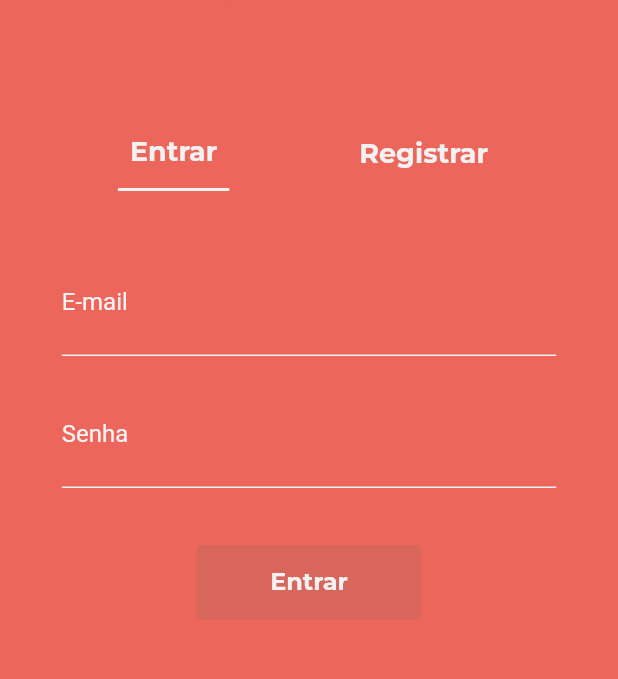
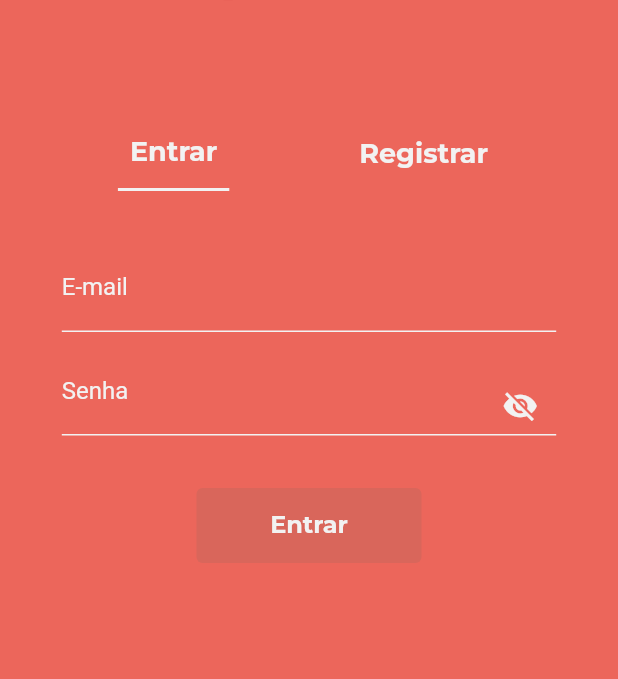
Before and after one commit to HicaroD/Pomo, a Flutter app: the screen it shows after launch, on a phone screen of 412 x 824 dp, the part 193-872 px from its top. Run offline on Flutter 3.47's test engine with Material 2 defaults, Android fonts, the phone set to English and light mode, and no system bars; our stand-ins replace flutter_modular, flutter_svg, google_fonts.

Commit message:
feat(#6): adding button for toogling password visibility

```diff
--- a/lib/src/presenter/pages/Sign/components/sign_page_form.dart
+++ b/lib/src/presenter/pages/Sign/components/sign_page_form.dart
@@ -1,5 +1,6 @@
 import 'package:flutter/material.dart';
 
+import '../../../widgets/FormField/field_type.dart';
 import '../../../widgets/Buttons/primary_button.dart';
 import '../../../widgets/FormManager/form_field_content.dart';
 import '../../../widgets/FormManager/form_manager.dart';
@@ -25,10 +26,12 @@ class _SignPageFormState extends State<SignPageForm> {
       "email": FormFieldContent(
         labelText: "E-mail",
         hintText: "Entre com seu e-mail",
+        fieldType: FieldType.email,
       ),
       "password": FormFieldContent(
         labelText: "Senha",
         hintText: "Digite sua senha",
+        fieldType: FieldType.password,
       ),
     },
   );
@@ -47,10 +50,12 @@ class _SignPageFormState extends State<SignPageForm> {
       "email": FormFieldContent(
         labelText: "E-mail",
         hintText: "Entre com seu e-mail",
+        fieldType: FieldType.email,
       ),
       "password": FormFieldContent(
         labelText: "Senha",
         hintText: "Digite sua senha",
+        fieldType: FieldType.password,
       ),
     },
   );
--- a/lib/src/presenter/widgets/FormField/custom_form_field.dart
+++ b/lib/src/presenter/widgets/FormField/custom_form_field.dart
@@ -1,7 +1,7 @@
 import 'package:flutter/material.dart';
 import 'package:google_fonts/google_fonts.dart';
-import 'package:pomo_app/src/utils/colors.dart';
 
+import '../../../utils/colors.dart';
 import 'field_type.dart';
 
 class CustomFormField extends StatefulWidget {
@@ -17,7 +17,7 @@ class CustomFormField extends StatefulWidget {
     required this.controller,
     required this.labelText,
     required this.hintText,
-    this.fieldType = FieldType.generic,
+    required this.fieldType,
     this.textColor,
     this.borderColor,
   }) : super(key: key);
@@ -34,7 +34,7 @@ class _CustomFormFieldState extends State<CustomFormField> {
   String get hintText => widget.hintText;
   FieldType get fieldType => widget.fieldType;
 
-  bool isPasswordInvisible = true;
+  bool _isPasswordInvisible = true;
 
   @override
   void initState() {
@@ -47,10 +47,10 @@ class _CustomFormFieldState extends State<CustomFormField> {
   @override
   Widget build(BuildContext context) {
     return Padding(
-      padding: const EdgeInsets.symmetric(vertical: 8),
+      padding: const EdgeInsets.symmetric(vertical: 5),
       child: TextFormField(
         controller: controller,
-        obscureText: (fieldType == FieldType.password) && isPasswordInvisible,
+        obscureText: _isPasswordField() && _isPasswordInvisible,
         autovalidateMode: AutovalidateMode.onUserInteraction,
         style: TextStyle(color: textColor ?? PomoColors.PRIMARY_WHITE),
         decoration: InputDecoration(
@@ -58,34 +58,68 @@ class _CustomFormFieldState extends State<CustomFormField> {
           hintText: hintText,
           hintStyle: const TextStyle(
             color: PomoColors.PRIMARY_GREY,
-            height: 2,
+            height: 1,
           ),
           labelStyle: const TextStyle(
             color: PomoColors.PRIMARY_WHITE,
           ),
           errorStyle: GoogleFonts.roboto(
-            textStyle: const TextStyle(color: PomoColors.PRIMARY_WHITE),
+            textStyle: const TextStyle(
+              color: PomoColors.PRIMARY_WHITE,
+            ),
           ),
           border: UnderlineInputBorder(
             borderRadius: BorderRadius.circular(5.0),
           ),
           enabledBorder: UnderlineInputBorder(
-            borderSide:
-                BorderSide(color: borderColor ?? PomoColors.PRIMARY_WHITE),
+            borderSide: BorderSide(
+              color: borderColor ?? PomoColors.PRIMARY_WHITE,
+            ),
           ),
           focusedBorder: const UnderlineInputBorder(
-            borderSide: BorderSide(color: PomoColors.PRIMARY_WHITE),
+            borderSide: BorderSide(
+              color: PomoColors.PRIMARY_WHITE,
+            ),
           ),
           disabledBorder: UnderlineInputBorder(
-            borderSide:
-                BorderSide(color: borderColor ?? PomoColors.PRIMARY_GREY),
+            borderSide: BorderSide(
+              color: borderColor ?? PomoColors.PRIMARY_GREY,
+            ),
           ),
           errorBorder: const UnderlineInputBorder(
-            borderSide: BorderSide(color: PomoColors.PRIMARY_GREY),
+            borderSide: BorderSide(
+              color: PomoColors.PRIMARY_GREY,
+            ),
           ),
+          suffixIcon: _isPasswordField() ? _getPasswordVisibilityIcon() : null,
         ),
       ),
     );
+  }
+
+  GestureDetector _getPasswordVisibilityIcon() {
+    return GestureDetector(
+      onTap: _togglePasswordVisibility,
+      child: Padding(
+        padding: const EdgeInsets.only(top: 20),
+        child: Icon(
+          _isPasswordInvisible ? Icons.visibility_off : Icons.visibility,
+          color: PomoColors.PRIMARY_WHITE,
+        ),
+      ),
+    );
+  }
+
+  void _togglePasswordVisibility() {
+    if (mounted) {
+      setState(() {
+        _isPasswordInvisible = !_isPasswordInvisible;
+      });
+    }
+  }
+
+  bool _isPasswordField() {
+    return fieldType == FieldType.password;
   }
 
   @override
--- a/lib/src/presenter/widgets/FormField/field_type.dart
+++ b/lib/src/presenter/widgets/FormField/field_type.dart
@@ -1 +1 @@
-enum FieldType { email, password, generic }
+enum FieldType { email, password, numeric, generic }
--- a/lib/src/presenter/widgets/FormManager/form_field_content.dart
+++ b/lib/src/presenter/widgets/FormManager/form_field_content.dart
@@ -1,14 +1,18 @@
 import 'package:flutter/material.dart';
 
+import '../FormField/field_type.dart';
+
 class FormFieldContent {
+  final TextEditingController controller = TextEditingController();
   final String labelText;
   final String hintText;
-  final TextEditingController controller = TextEditingController();
+  final FieldType fieldType;
   bool isEnabled;
 
   FormFieldContent({
     required this.labelText,
     required this.hintText,
+    this.fieldType = FieldType.generic,
     this.isEnabled = true,
   });
 }
--- a/lib/src/presenter/widgets/FormManager/form_manager.dart
+++ b/lib/src/presenter/widgets/FormManager/form_manager.dart
@@ -101,6 +101,7 @@ class FormManager {
           labelText: form.labelText,
           textColor: textColor,
           borderColor: borderColor,
+          fieldType: form.fieldType,
         ),
       );
     });
```
